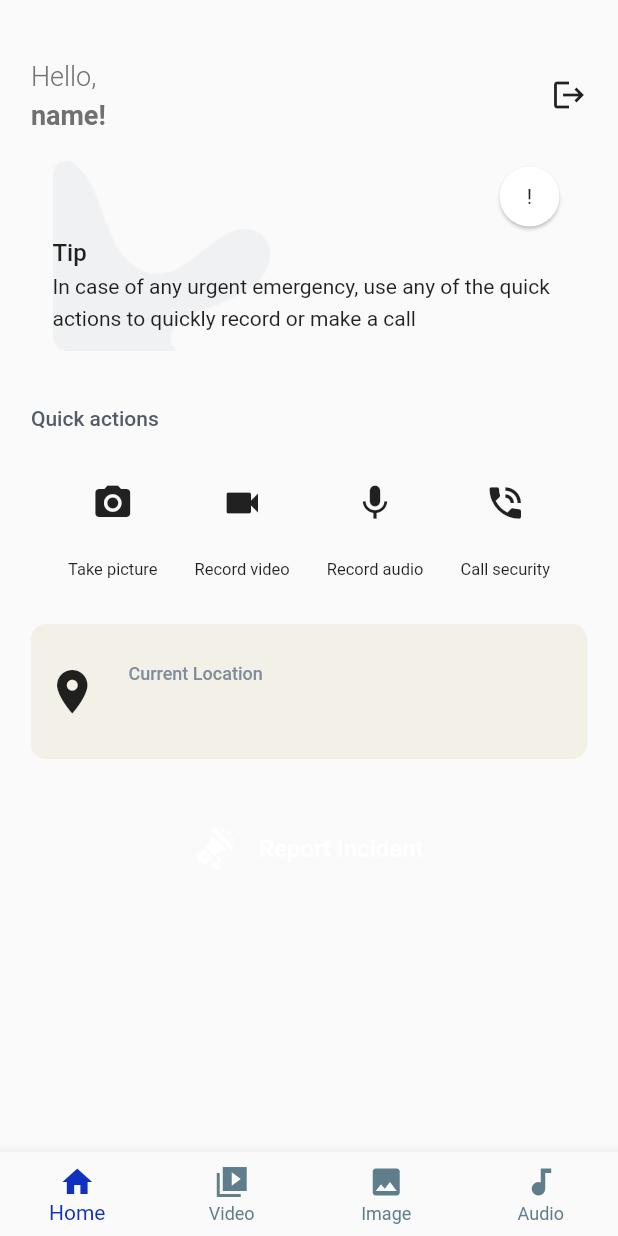
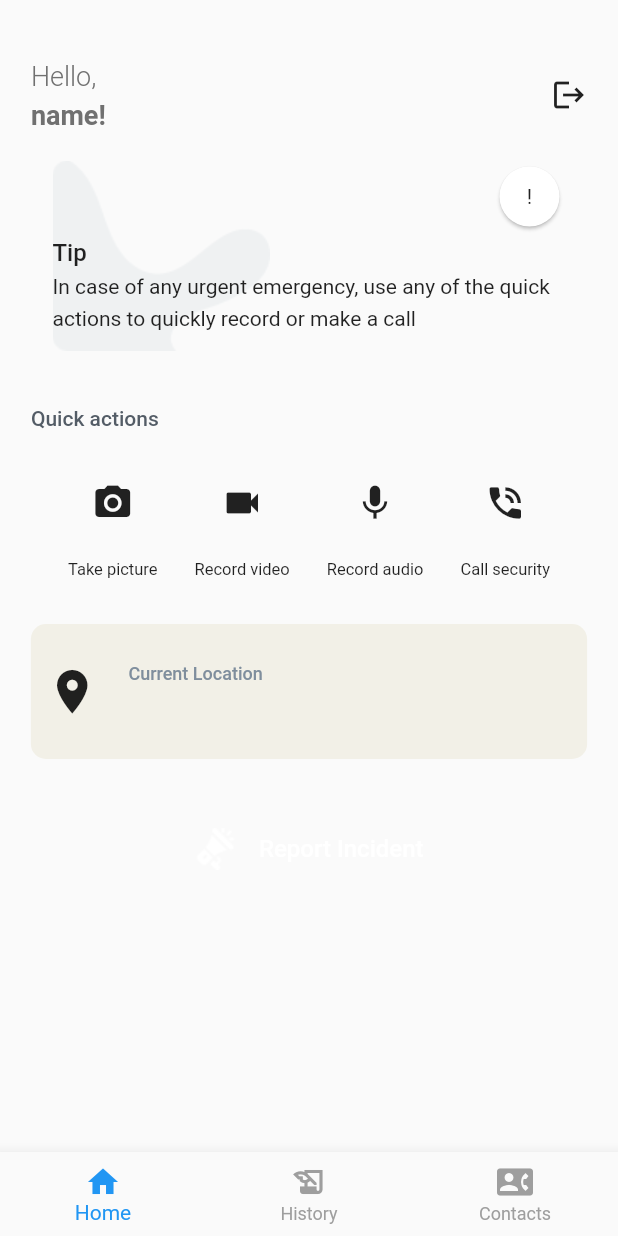
Before and after one commit to Emeka-Chukwu/crisis_it, a Flutter app: the MainScreenDashBoard screen opened directly, on a phone screen of 412 x 824 dp. Run offline on Flutter 3.47's test engine with Material 2 defaults, Android fonts, the phone set to English and light mode, and no system bars; our stand-ins replace audioplayers, cloud_firestore, file_picker, firebase_auth, firebase_core, firebase_dynamic_links and 6 more; missing offline and left inert: flutter_sms, images_picker, light_compressor, record; accounts and stored records are empty; statements that could not run were skipped; project files that could hold a hidden picture were left out.

Commit message:
change the bottom Nav bar

```diff
--- a/lib/src/dashboard/bottom_sheet.dart
+++ b/lib/src/dashboard/bottom_sheet.dart
@@ -6,8 +6,8 @@ import 'package:flutter/material.dart';
 BottomNavigationBar buildBottomNavigationBar(
     BottomSheetProvider provider, BuildContext context) {
   return BottomNavigationBar(
-    selectedItemColor: AppColor.bBlue,
-    unselectedItemColor: Colors.blueGrey,
+    selectedItemColor: AppColor.green,
+    unselectedItemColor: Colors.grey,
     showUnselectedLabels: true,
     currentIndex: provider.index,
     type: BottomNavigationBarType.fixed,
@@ -22,9 +22,9 @@ BottomNavigationBar buildBottomNavigationBar(
         case 2:
           provider.changeTheBottomsheet(index);
           break;
-        case 3:
-          provider.changeTheBottomsheet(index);
-          break;
+        // case 3:
+        //   provider.changeTheBottomsheet(index);
+        //   break;
         // case 4:
         //   provider.changeTheBottomsheet(index);
         //   break;
@@ -34,9 +34,10 @@ BottomNavigationBar buildBottomNavigationBar(
     items: [
       BottomNavigationBarItem(label: 'Home', icon: Icon(Icons.home)),
       BottomNavigationBarItem(
-          label: 'Video', icon: Icon(Icons.video_collection_sharp)),
-      BottomNavigationBarItem(label: 'Image', icon: Icon(Icons.image)),
-      BottomNavigationBarItem(label: 'Audio', icon: Icon(Icons.audiotrack)),
+          label: 'History', icon: Icon(Icons.history_edu_sharp)),
+      BottomNavigationBarItem(
+          label: 'Contacts', icon: Icon(Icons.contact_phone)),
+      // BottomNavigationBarItem(label: 'Audio', icon: Icon(Icons.audiotrack)),
     ],
   );
 }
--- a/lib/src/dashboard/items.dart
+++ b/lib/src/dashboard/items.dart
@@ -1,20 +1,19 @@
-import 'package:create_it/src/dashboard/menu_navigation.dart';
+import 'package:create_it/src/dashboard/video_nav.dart';
 import 'package:create_it/src/screens/audio/audio_screen.dart';
-import 'package:create_it/src/screens/images/image_screen.dart';
+import 'package:create_it/src/screens/call/call.dart';
 import 'package:create_it/src/screens/menu/home.dart';
-import 'package:create_it/src/screens/videos/video_screen.dart';
 import 'package:flutter/material.dart';
 
 Widget buildBody(itemBuild) {
   switch (itemBuild) {
     case 0:
-      return MenuHomeNavigation();
+      return MenuHome();
     // break;
     case 1:
-      return VideoUpload();
+      return VideoNavigation();
     // break;
     case 2:
-      return ImageUpload();
+      return DialCallScreen();
     // break;
     case 3:
       return AudioUpload();
--- a/lib/src/dashboard/main_screens.dart
+++ b/lib/src/dashboard/main_screens.dart
@@ -1,19 +1,50 @@
 import 'package:create_it/src/dashboard/bottom_sheet.dart';
 import 'package:create_it/src/view_model/bottom_sheet.dart';
+import 'package:create_it/src/view_model/user_riverpod_initialization.dart';
+import 'package:create_it/src/widgets/progress_bar.dart';
 import 'package:flutter/material.dart';
+import 'package:flutter/services.dart';
 import 'package:flutter_riverpod/flutter_riverpod.dart';
 import './items.dart';
+import 'video_nav.dart';
 
 final dashBoardProvider =
     ChangeNotifierProvider<BottomSheetProvider>((ref) => BottomSheetProvider());
 
-class MainScreenDashBoard extends StatelessWidget {
+class MainScreenDashBoard extends StatefulWidget {
+  @override
+  _MainScreenDashBoardState createState() => _MainScreenDashBoardState();
+}
+
+class _MainScreenDashBoardState extends State<MainScreenDashBoard> {
+  List<GlobalKey<NavigatorState>> _navigatorKeys = [videoNavigatorKey];
+
+  Future<bool> _systemBackButtonPressed() {
+    if (_navigatorKeys[0].currentState!.canPop()) {
+      print("hhhhhhhhhhhhhhhhhhhhhhhhhhhhhhhhhhhhhhhhhhhhhhhhhhhhhh");
+      _navigatorKeys[0].currentState!.pop(_navigatorKeys[0].currentContext);
+    } else {
+      // SystemChannels.platform.invokeMethod<void>('SystemNavigator.pop');
+      AlertDialogClass.newDialogLoading(context,
+          title: "title", description: "description");
+    }
+    return Future.value(false);
+  }
+
   @override
   Widget build(BuildContext context) {
     return Consumer(builder: (context, watch, child) {
       final dashBoard = watch(dashBoardProvider);
+      final audio = watch(audioProvider);
       return Scaffold(
-        body: buildBody(dashBoard.index),
+        body: WillPopScope(
+            onWillPop: () {
+              if (audio.isPlaying) {
+                audio.stopTheAudioRemote();
+              }
+              return _systemBackButtonPressed();
+            },
+            child: buildBody(dashBoard.index)),
         bottomNavigationBar: buildBottomNavigationBar(dashBoard, context),
       );
     });
--- a/lib/src/dashboard/video_nav.dart
+++ b/lib/src/dashboard/video_nav.dart
@@ -1,3 +1,4 @@
+import 'package:create_it/src/screens/history/history.dart';
 import 'package:create_it/src/screens/menu/home.dart';
 import 'package:create_it/src/screens/videos/video_screen.dart';
 import 'package:flutter/material.dart';
@@ -14,9 +15,9 @@ class VideoNavigation extends StatelessWidget {
             builder: (BuildContext context) {
               switch (settings.name) {
                 case "/":
-                  return VideoUpload();
+                  return History();
                 default:
-                  return VideoUpload();
+                  return History();
               }
             });
       },
```
